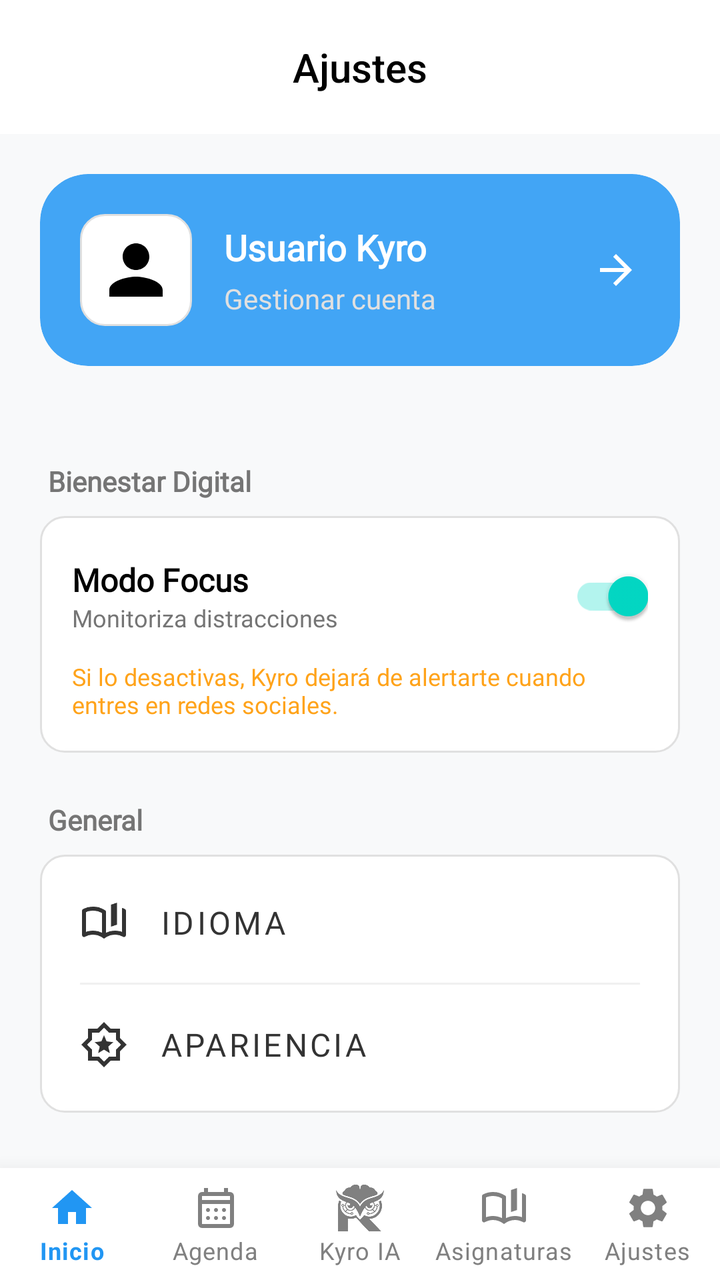
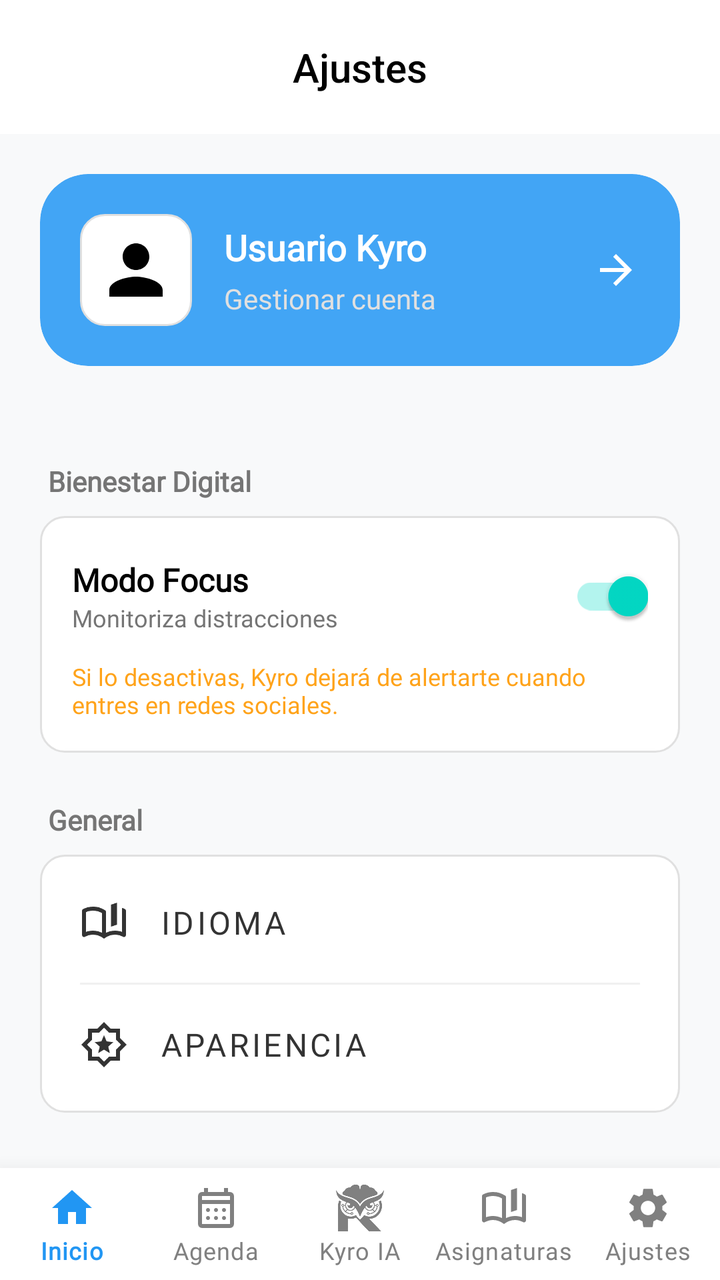

Screens rendered from an Android XML layout before and after an edit, with the pre-edit source and the edit as a unified diff.
<!-- AndroidManifest.xml: activity theme Theme.MaterialComponents.Light.NoActionBar -->
<!-- res/layout/activity_ajustes.xml -->
<?xml version="1.0" encoding="utf-8"?>
<androidx.constraintlayout.widget.ConstraintLayout
    xmlns:android="http://schemas.android.com/apk/res/android"
    xmlns:app="http://schemas.android.com/apk/res-auto"
    xmlns:tools="http://schemas.android.com/tools"
    android:layout_width="match_parent"
    android:layout_height="match_parent"
    android:background="#F8F9FA"
    android:fitsSystemWindows="true">

    <androidx.constraintlayout.widget.ConstraintLayout
        android:id="@+id/headerContainer"
        android:layout_width="match_parent"
        android:layout_height="wrap_content"
        android:padding="20dp"
        android:background="#FFFFFF"
        app:layout_constraintTop_toTopOf="parent">

        <TextView
            android:id="@+id/tvTituloAjustes"
            android:layout_width="wrap_content"
            android:layout_height="wrap_content"
            android:text="@string/ajustes_titulo"
            android:textColor="#000000"
            android:textSize="20sp"
            android:fontFamily="sans-serif-medium"
            app:layout_constraintStart_toStartOf="parent"
            app:layout_constraintEnd_toEndOf="parent"
            app:layout_constraintTop_toTopOf="parent"
            app:layout_constraintBottom_toBottomOf="parent"/>

    </androidx.constraintlayout.widget.ConstraintLayout>

    <ScrollView
        android:layout_width="match_parent"
        android:layout_height="0dp"
        android:fillViewport="true"
        android:scrollbars="none"
        android:paddingHorizontal="20dp"
        app:layout_constraintTop_toBottomOf="@id/headerContainer"
        app:layout_constraintBottom_toTopOf="@id/bottomNavigation">

        <LinearLayout
            android:layout_width="match_parent"
            android:layout_height="wrap_content"
            android:orientation="vertical"
            android:paddingTop="20dp"
            android:paddingBottom="40dp">

            <com.google.android.material.card.MaterialCardView
                android:id="@+id/cardCuenta"
                android:layout_width="match_parent"
                android:layout_height="wrap_content"
                app:cardCornerRadius="24dp"
                app:cardElevation="0dp"
                app:strokeWidth="0dp"
                app:cardBackgroundColor="@color/b400"
                android:layout_marginBottom="24dp">

                <LinearLayout
                    android:layout_width="match_parent"
                    android:layout_height="wrap_content"
                    android:gravity="center_vertical"
                    android:orientation="horizontal"
                    android:padding="20dp">

                    <ImageView
                        android:layout_width="56dp"
                        android:layout_height="56dp"
                        android:background="@drawable/bg_blanco_redondeado"
                        android:padding="8dp"
                        android:src="@drawable/ic_person"
                        app:tint="#000000" />

                    <LinearLayout
                        android:layout_width="0dp"
                        android:layout_weight="1"
                        android:paddingStart="16dp"
                        android:layout_height="wrap_content"
                        android:orientation="vertical">

                        <TextView
                            android:id="@+id/tvUsername"
                            android:layout_width="wrap_content"
                            android:layout_height="wrap_content"
                            android:text="Usuario Kyro"
                            android:fontFamily="@font/poppins"
                            android:textColor="#FFFFFF"
                            android:textSize="18sp"
                            android:textStyle="bold" />

                        <TextView
                            android:layout_width="wrap_content"
                            android:layout_height="wrap_content"
                            android:layout_marginTop="4dp"
                            android:text="@string/gestionar_cuenta"
                            android:fontFamily="@font/poppins"
                            android:textColor="#E0E0E0"
                            android:textSize="14sp" />
                    </LinearLayout>

                    <ImageView
                        android:layout_width="24dp"
                        android:layout_height="24dp"
                        android:src="@drawable/ic_arrow_forward"
                        app:tint="#FFFFFF"/>
                </LinearLayout>
            </com.google.android.material.card.MaterialCardView>

            <Space android:layout_width="match_parent" android:layout_height="24dp" />

            <TextView
                android:layout_width="wrap_content"
                android:layout_height="wrap_content"
                android:text="@string/bienestar_digital"
                android:fontFamily="@font/poppins"
                android:textColor="#757575"
                android:textSize="14sp"
                android:textStyle="bold"
                android:layout_marginBottom="8dp"
                android:layout_marginStart="4dp"/>

            <LinearLayout
                android:layout_width="match_parent"
                android:layout_height="wrap_content"
                android:orientation="vertical"
                android:background="@drawable/bg_blanco_redondeado"
                android:padding="16dp">

                <LinearLayout
                    android:layout_width="match_parent"
                    android:layout_height="wrap_content"
                    android:orientation="horizontal"
                    android:gravity="center_vertical">

                    <LinearLayout
                        android:layout_width="0dp"
                        android:layout_weight="1"
                        android:layout_height="wrap_content"
                        android:orientation="vertical">

                        <TextView
                            android:layout_width="wrap_content"
                            android:layout_height="wrap_content"
                            android:text="@string/modo_focus"
                            android:fontFamily="@font/poppins"
                            android:textColor="#000000"
                            android:textSize="16sp"
                            android:textStyle="bold"/>

                        <TextView
                            android:layout_width="wrap_content"
                            android:layout_height="wrap_content"
                            android:text="@string/modo_focus_subtitulo"
                            android:fontFamily="@font/poppins"
                            android:textColor="#757575"
                            android:textSize="12sp"/>
                    </LinearLayout>

                    <androidx.appcompat.widget.SwitchCompat
                        android:id="@+id/switchModoFocus"
                        android:layout_width="wrap_content"
                        android:layout_height="wrap_content"
                        android:checked="true"
                        app:showText="false" />
                </LinearLayout>

                <TextView
                    android:layout_width="match_parent"
                    android:layout_height="wrap_content"
                    android:layout_marginTop="8dp"
                    android:text="@string/modo_focus_desc"
                    android:fontFamily="@font/poppins"
                    android:textColor="#FF9800"
                    android:textSize="12sp"
                    android:alpha="0.9"/>

            </LinearLayout>

            <Space android:layout_width="match_parent" android:layout_height="24dp" />

            <TextView
                android:layout_width="wrap_content"
                android:layout_height="wrap_content"
                android:text="@string/general"
                android:fontFamily="@font/poppins"
                android:textColor="#757575"
                android:textSize="14sp"
                android:textStyle="bold"
                android:layout_marginBottom="8dp"
                android:layout_marginStart="4dp"/>

            <LinearLayout
                android:layout_width="match_parent"
                android:layout_height="wrap_content"
                android:orientation="vertical"
                android:background="@drawable/bg_blanco_redondeado"
                android:padding="4dp">

                <com.google.android.material.button.MaterialButton
                    android:id="@+id/btnIdioma"
                    style="@style/Widget.MaterialComponents.Button.TextButton"
                    android:layout_width="match_parent"
                    android:layout_height="60dp"
                    android:text="@string/idioma"
                    android:fontFamily="@font/poppins"
                    android:textColor="#333333"
                    android:textSize="16sp"
                    android:textAlignment="viewStart"
                    app:icon="@drawable/ic_book"
                    app:iconTint="#333333"
                    app:iconSize="24dp"
                    app:iconGravity="textStart"
                    app:iconPadding="16dp"
                    android:paddingStart="16dp"/>

                <View
                    android:layout_width="match_parent"
                    android:layout_height="1dp"
                    android:background="#F0F0F0"
                    android:layout_marginHorizontal="16dp"/>

                <com.google.android.material.button.MaterialButton
                    android:id="@+id/btnTema"
                    style="@style/Widget.MaterialComponents.Button.TextButton"
                    android:layout_width="match_parent"
                    android:layout_height="60dp"
                    android:text="@string/apariencia"
                    android:fontFamily="@font/poppins"
                    android:textColor="#333333"
                    android:textSize="16sp"
                    android:textAlignment="viewStart"
                    app:icon="@drawable/ic_star"
                    app:iconTint="#333333"
                    app:iconSize="24dp"
                    app:iconGravity="textStart"
                    app:iconPadding="16dp"
                    android:paddingStart="16dp"/>
            </LinearLayout>

            <Space android:layout_width="match_parent" android:layout_height="32dp" />

            <TextView
                android:layout_width="wrap_content"
                android:layout_height="wrap_content"
                android:text="@string/zona_peligro"
                android:fontFamily="@font/poppins"
                android:textColor="#FF5252"
                android:textSize="14sp"
                android:textStyle="bold"
                android:layout_marginBottom="8dp"
                android:layout_marginStart="4dp"/>

            <LinearLayout
                android:layout_width="match_parent"
                android:layout_height="wrap_content"
                android:orientation="vertical"
                android:background="@drawable/bg_blanco_redondeado"
                android:backgroundTint="#FEF2F2"
                android:padding="4dp">

                <com.google.android.material.button.MaterialButton
                    android:id="@+id/btnBorrarDatos"
                    style="@style/Widget.MaterialComponents.Button.TextButton"
                    android:layout_width="match_parent"
                    android:layout_height="56dp"
                    android:text="@string/borrar_datos"
                    android:fontFamily="@font/poppins"
                    android:textColor="#D32F2F"
                    android:textSize="16sp"
                    android:textStyle="bold"
                    android:textAlignment="viewStart"
                    app:icon="@drawable/ic_person"
                    app:iconTint="#D32F2F"
                    app:iconGravity="textStart"
                    app:iconPadding="16dp"
                    android:paddingStart="16dp"/>

                <View
                    android:layout_width="match_parent"
                    android:layout_height="1dp"
                    android:background="#FADCDCDC"
                    android:layout_marginHorizontal="16dp"/>

                <com.google.android.material.button.MaterialButton
                    android:id="@+id/btnCerrarSesion"
                    style="@style/Widget.MaterialComponents.Button.TextButton"
                    android:layout_width="match_parent"
                    android:layout_height="56dp"
                    android:text="@string/cerrar_sesion"
                    android:fontFamily="@font/poppins"
                    android:textColor="#D32F2F"
                    android:textSize="16sp"
                    android:textStyle="bold"
                    android:textAlignment="viewStart"
                    app:icon="@drawable/ic_logout"
                    app:iconTint="#D32F2F"
                    app:iconGravity="textStart"
                    app:iconPadding="16dp"
                    android:paddingStart="16dp"/>

                <View
                    android:layout_width="match_parent"
                    android:layout_height="1dp"
                    android:background="#FADCDCDC"
                    android:layout_marginHorizontal="16dp"/>

                <com.google.android.material.button.MaterialButton
                    android:id="@+id/btnEliminarCuenta"
                    style="@style/Widget.MaterialComponents.Button.TextButton"
                    android:layout_width="match_parent"
                    android:layout_height="56dp"
                    android:text="@string/eliminar_cuenta"
                    android:fontFamily="@font/poppins"
                    android:textColor="#D32F2F"
                    android:textSize="16sp"
                    android:textStyle="bold"
                    android:textAlignment="viewStart"
                    app:icon="@drawable/ic_delete"
                    app:iconTint="#D32F2F"
                    app:iconGravity="textStart"
                    app:iconPadding="16dp"
                    android:paddingStart="16dp"/>

            </LinearLayout>

        </LinearLayout>
    </ScrollView>

    <com.google.android.material.bottomnavigation.BottomNavigationView
        android:id="@+id/bottomNavigation"
        android:layout_width="0dp"
        android:layout_height="wrap_content"
        android:background="@android:color/white"
        app:elevation="16dp"
        app:labelVisibilityMode="labeled"
        app:menu="@menu/bottom_nav_menu"
        app:layout_constraintBottom_toBottomOf="parent"
        app:layout_constraintStart_toStartOf="parent"
        app:layout_constraintEnd_toEndOf="parent"
        app:itemIconTint="@color/nav_item_colors"
        app:itemTextColor="@color/nav_item_colors"/>

</androidx.constraintlayout.widget.ConstraintLayout>
<!-- resources referenced by this layout -->
<resources>
  <color name="b400">#42A5F5</color>
  <!-- drawable bg_blanco_redondeado (drawable) -->
  <?xml version="1.0" encoding="utf-8"?>
  <selector xmlns:android="http://schemas.android.com/apk/res/android">
      <item android:state_selected="true">
          <shape android:shape="rectangle">
              <solid android:color="@color/b100"/> <corners android:radius="12dp"/>
              <stroke android:width="2dp" android:color="@color/b100"/>
          </shape>
      </item>
  
      <item>
          <shape android:shape="rectangle">
              <solid android:color="#FFFFFF"/>
              <corners android:radius="12dp"/>
              <stroke android:width="1dp" android:color="#E0E0E0"/>
          </shape>
      </item>
  </selector>
  <!-- drawable ic_arrow_forward (drawable) -->
  <?xml version="1.0" encoding="utf-8"?>
  <vector xmlns:android="http://schemas.android.com/apk/res/android"
      android:width="24dp"
      android:height="24dp"
      android:viewportWidth="24"
      android:viewportHeight="24"
      android:tint="?attr/colorControlNormal">
      <path
          android:fillColor="@android:color/white"
          android:pathData="M12,4l-1.41,1.41L16.17,11H4v2h12.17l-5.58,5.59L12,20l8,-8z"/>
  </vector>
  <!-- drawable ic_logout (drawable) -->
  <vector xmlns:android="http://schemas.android.com/apk/res/android"
      android:width="24dp"
      android:height="24dp"
      android:viewportWidth="24.0"
      android:viewportHeight="24.0">
      <path
          android:fillColor="#FF5252"
          android:pathData="M17,7l-1.41,1.41L18.17,11H8v2h10.17l-2.58,2.58L17,17l5,-5zM4,5h8V3H4c-1.1,0 -2,0.9 -2,2v14c0,1.1 0.9,2 2,2h8v-2H4V5z" />
  </vector>
  <!-- drawable ic_person (drawable) -->
  <vector xmlns:android="http://schemas.android.com/apk/res/android" android:height="24dp" android:tint="#000000" android:viewportHeight="24" android:viewportWidth="24" android:width="24dp">
  
      <path android:fillColor="@android:color/white" android:pathData="M12,12c2.21,0 4,-1.79 4,-4s-1.79,-4 -4,-4 -4,1.79 -4,4 1.79,4 4,4zM12,14c-2.67,0 -8,1.34 -8,4v2h16v-2c0,-2.66 -5.33,-4 -8,-4z"/>
  
  </vector>
  <!-- drawable ic_star (drawable) -->
  <vector xmlns:android="http://schemas.android.com/apk/res/android"
      android:width="24dp"
      android:height="24dp"
      android:tint="#000000"
      android:viewportWidth="960"
      android:viewportHeight="960">
  
      <path
          android:fillColor="@android:color/white"
          android:pathData="M363,650L480,579L597,650L566,517L670,427L533,416L480,290L427,416L290,427L394,517L363,650ZM480,932L346,800L160,800L160,614L28,480L160,346L160,160L346,160L480,28L614,160L800,160L800,346L932,480L800,614L800,800L614,800L480,932ZM480,820L580,720L720,720L720,580L820,480L720,380L720,240L580,240L480,140L380,240L240,240L240,380L140,480L240,580L240,720L380,720L480,820ZM480,480Q480,480 480,480Q480,480 480,480Q480,480 480,480Q480,480 480,480Q480,480 480,480Q480,480 480,480Q480,480 480,480Q480,480 480,480Z" />
  
  </vector>
  <string name="ajustes_titulo">Ajustes</string>
  <string name="apariencia">Apariencia</string>
  <string name="bienestar_digital">Bienestar Digital</string>
  <string name="borrar_datos">Borrar Datos</string>
  <string name="cerrar_sesion">Cerrar Sesión</string>
  <string name="eliminar_cuenta">Eliminar Cuenta</string>
  <string name="general">General</string>
  <string name="gestionar_cuenta">Gestionar cuenta</string>
  <string name="idioma">Idioma</string>
  <string name="modo_focus">Modo Focus</string>
  <string name="modo_focus_desc">Si lo desactivas, Kyro dejará de alertarte cuando entres en redes sociales.</string>
  <string name="modo_focus_subtitulo">Monitoriza distracciones</string>
  <string name="zona_peligro">Zona de Peligro</string>
  <color name="b100">#BBDEFB</color>
  <!-- unchanged entries left out for length: 2 -->
</resources>

<!-- the commit's change to res/layout/activity_ajustes.xml (unified diff, before → after) -->
@@ -339,6 +339,8 @@
         app:layout_constraintStart_toStartOf="parent"
         app:layout_constraintEnd_toEndOf="parent"
         app:itemIconTint="@color/nav_item_colors"
-        app:itemTextColor="@color/nav_item_colors"/>
+        app:itemTextColor="@color/nav_item_colors"
+        app:itemTextAppearanceActive="@style/BottomNavTextStyle"
+        app:itemTextAppearanceInactive="@style/BottomNavTextStyle"/>/>
 
 </androidx.constraintlayout.widget.ConstraintLayout>
<!-- resource entries referenced after the edit -->
@@ -73,6 +73,10 @@
   <string name="modo_focus_desc">Si lo desactivas, Kyro dejará de alertarte cuando entres en redes sociales.</string>
   <string name="modo_focus_subtitulo">Monitoriza distracciones</string>
   <string name="zona_peligro">Zona de Peligro</string>
+  <style name="BottomNavTextStyle" parent="TextAppearance.MaterialComponents.Caption">
+          <item name="android:fontFamily">@font/poppins</item>
+          <item name="fontFamily">@font/poppins</item>
+      </style>
   <color name="b100">#BBDEFB</color>
   <!-- unchanged entries left out for length: 2 -->
 </resources>
